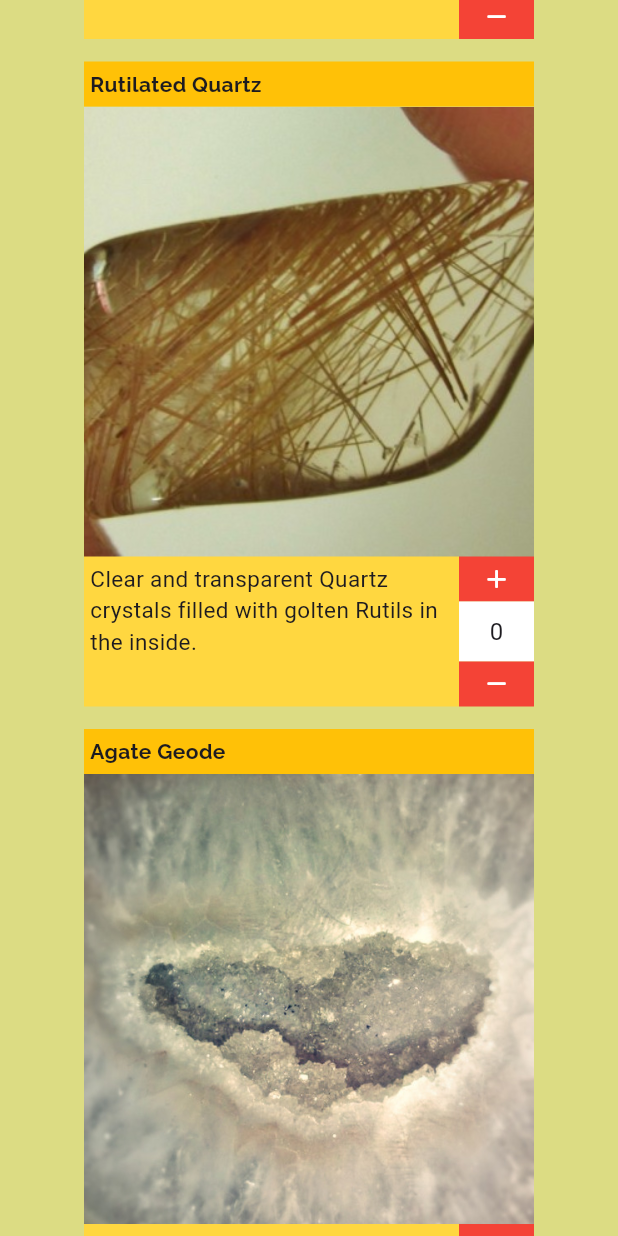
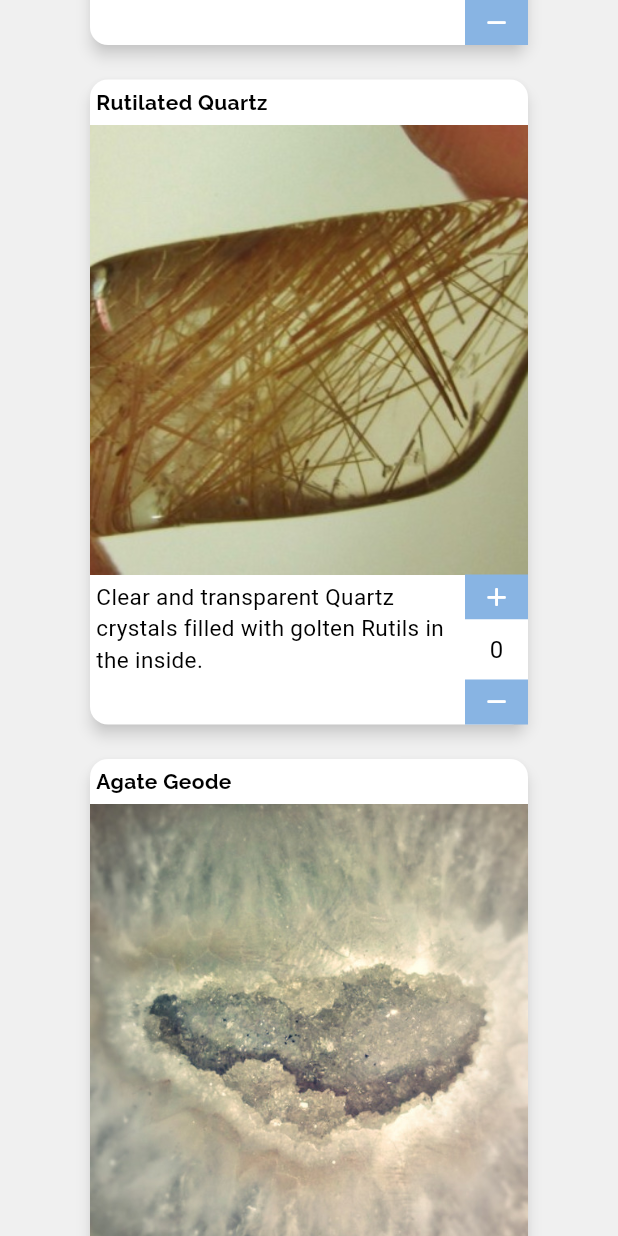
Before and after one commit to DenisRdsilva/crystalshop, a Flutter app: the screen it shows after launch, scrolled down 576 dp, on a phone screen of 412 x 824 dp. Run offline on Flutter 3.47's test engine with Material 3 defaults, Android fonts, the phone set to English and light mode, and no system bars; our stand-ins replace font_awesome_flutter, google_fonts.

Commit message:
COrreções de estilo

```diff
--- a/lib/main.dart
+++ b/lib/main.dart
@@ -18,9 +18,30 @@ class MyApp extends StatelessWidget {
 
   @override
   Widget build(BuildContext context) {
-    return const MaterialApp(
+    return MaterialApp(
       debugShowCheckedModeBanner: false,
-      home: HomePage(),
+      home: const HomePage(),
+      theme: ThemeData(
+          useMaterial3: true,
+          cardTheme: CardTheme(
+            elevation: 4.0,
+            color: Colors.white,
+            shadowColor: Colors.grey.withOpacity(0.5),
+          ),
+          hoverColor: Colors.red.withOpacity(0.25),
+          primaryColor: const Color(0xFF007BFF),
+          secondaryHeaderColor: const Color(0xFFE0F2FE),
+          colorScheme: const ColorScheme(
+            brightness: Brightness.light,
+            primary: Color(0xFF007BFF),
+            onPrimary: Color(0xFFFFFFFF),
+            secondary: Color(0xFFE0F2FE),
+            onSecondary: Color(0xFF000000),
+            error: Color(0xFFD32F2F),
+            onError: Color(0xFFFFFFFF),
+            surface: Color.fromARGB(255, 136, 180, 227),
+            onSurface: Color(0xFF000000),
+          )),
     );
   }
 }
--- a/lib/views/home/home_view.dart
+++ b/lib/views/home/home_view.dart
@@ -70,7 +70,6 @@ class _HomePageState extends State<HomePage> {
     return Scaffold(
         key: scaffoldkey,
         drawer: Drawer(
-            backgroundColor: Colors.amber,
             width: swidth * val,
             child: DrawerContent(
                 swidth: swidth,
@@ -82,9 +81,9 @@ class _HomePageState extends State<HomePage> {
             physics: const BouncingScrollPhysics(),
             controller: _firstController,
             child: Container(
-                color: const Color.fromARGB(255, 220, 220, 1155),
                 height: sheight,
                 width: swidth,
+                color: Color(0xFFF0F0F0),
                 child: ListView(children: [
                   if (swidth > 767) ...[
                     HomeDesktop(
--- a/lib/views/home/responsivity/home_mobile.dart
+++ b/lib/views/home/responsivity/home_mobile.dart
@@ -33,32 +33,28 @@ class _HomeMobileState extends State<HomeMobile> {
           Container(
               width: widget.swidth * 0.85,
               height: 70,
-              color: Colors.amberAccent,
+              color: const Color(0xFFE0F2FE),
               alignment: Alignment.center,
               child: Text('Crystal Online Shop',
                   style: GoogleFonts.raleway(
-                      color: Colors.red,
-                      fontWeight: FontWeight.w500,
-                      fontSize: 30))),
-          Container(
+                      fontWeight: FontWeight.w500, fontSize: 30))),
+          SizedBox(
               width: widget.swidth * 0.15,
               height: 70,
-              color: Colors.redAccent,
+              child: Material(
                                 child: InkWell(
                   onTap: () => widget.scaffoldkey.currentState?.openDrawer(),
-                  child: const Icon(Icons.shop, size: 30, color: Colors.white)))
+                  child: const Icon(Icons.shop, size: 30, color: Colors.white))))
         ]),
         Row(children: [
           Container(
               width: widget.swidth * 0.85,
               height: 50,
-              color: Colors.amber,
+              color: Color(0xFFF5F5F5),
               alignment: Alignment.center,
               child: Text('The best prices for your pocket',
                   style: GoogleFonts.raleway(
-                      color: Colors.red,
-                      fontWeight: FontWeight.w500,
-                      fontSize: 20))),
+                      fontWeight: FontWeight.w500, fontSize: 20))),
           Container(
               width: widget.swidth * 0.15,
               height: 50,
@@ -71,13 +67,13 @@ class _HomeMobileState extends State<HomeMobile> {
         Container(height: 50),
         Wrap(runSpacing: 15, spacing: 15, children: [
           for (var i = 0; i < lista.length; i++) ...{
-            Container(
+            SizedBox(
               width: 300,
+              child: Card(
                 child: Column(
                   children: [
                     Container(
                         height: 30,
-                      color: Colors.amber,
                         alignment: Alignment.centerLeft,
                         padding: EdgeInsets.only(left: widget.swidth * 0.01),
                         child: Text(lista[i],
@@ -91,31 +87,30 @@ class _HomeMobileState extends State<HomeMobile> {
                       Container(
                           width: 250,
                           height: 100,
-                        color: Colors.amberAccent,
                           padding: EdgeInsets.all(widget.swidth * 0.01),
                           child: Text(description[i],
                               style: const TextStyle(fontSize: 15))),
                       SizedBox(
-                      width: 50,
+                        width: 42,
                         child: Column(children: [
-                        Container(
+                          SizedBox(
                               height: 30,
                               width: double.maxFinite,
-                            color: Colors.red,
+                              child: Material(
                                 child: InkWell(
                                     onTap: () => widget.incrementCounter(i),
                                     child: const Icon(FontAwesomeIcons.plus,
-                                    size: 15, color: Colors.white))),
+                                        size: 15, color: Colors.white)))),
                           Container(
                               height: 40,
                               alignment: Alignment.center,
                               color: Colors.white,
                               child: Text('${quantity[i]}',
                                   style: const TextStyle(fontSize: 16))),
-                        Container(
+                          SizedBox(
                               height: 30,
                               width: double.maxFinite,
-                            color: Colors.red,
+                              child: Material(
                                 child: InkWell(
                                   onTap: () {
                                     if (quantity[i] > 0) {
@@ -123,11 +118,12 @@ class _HomeMobileState extends State<HomeMobile> {
                                     }
                                   },
                                   child: const Icon(FontAwesomeIcons.minus,
-                                    size: 15, color: Colors.white))),
+                                      size: 15, color: Colors.white)))),
                         ]),
                       )
                     ]),
                   ],
+                ),
               ),
             )
           }
@@ -136,8 +132,8 @@ class _HomeMobileState extends State<HomeMobile> {
         Container(height: 2, color: Colors.black),
         Container(
             width: widget.swidth,
+            color: const Color(0xFFE0F2FE),
             height: 60,
-            color: Colors.amber,
             child: const Column(
                 crossAxisAlignment: CrossAxisAlignment.center,
                 mainAxisAlignment: MainAxisAlignment.center,
```
Also changed, not shown: lib/components/drawer.dart (+7 -7 lines), lib/views/home/responsivity/home_desktop.dart (+27 -30 lines). Lines whose indentation alone changed are shown as unchanged.
